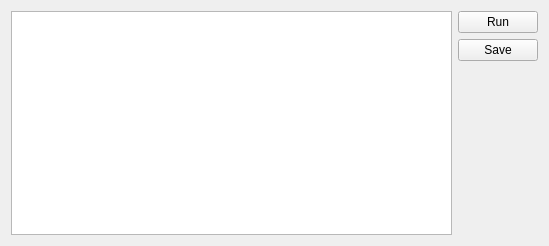
Qt form scripteditor.ui (insilmaril/vym) before a commit.
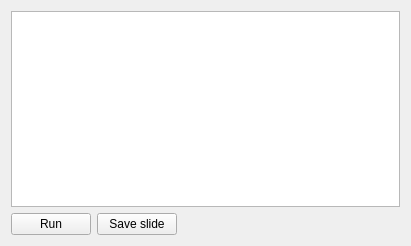
The same form after that commit.

Commit message: NoteEditor is always DockWidget, more changes for scripts in slides

Patch:
```diff
--- a/scripteditor.ui
+++ b/scripteditor.ui
@@ -6,7 +6,7 @@
    <rect>
     <x>0</x>
     <y>0</y>
-    <width>549</width>
+    <width>411</width>
     <height>246</height>
    </rect>
   </property>
@@ -14,10 +14,10 @@
    <string>Form</string>
   </property>
   <layout class="QGridLayout" name="gridLayout">
-   <item row="0" column="0" rowspan="3">
+   <item row="0" column="0" colspan="3">
     <widget class="QTextEdit" name="editor"/>
    </item>
-   <item row="0" column="1">
+   <item row="1" column="0">
     <widget class="QPushButton" name="runButton">
      <property name="text">
       <string>Run</string>
@@ -30,22 +30,22 @@
    <item row="1" column="1">
     <widget class="QPushButton" name="saveButton">
      <property name="text">
-      <string>Save</string>
+      <string>Save slide</string>
      </property>
      <property name="shortcut">
       <string/>
      </property>
     </widget>
    </item>
-   <item row="2" column="1">
-    <spacer name="verticalSpacer">
+   <item row="1" column="2">
+    <spacer name="horizontalSpacer">
      <property name="orientation">
-      <enum>Qt::Vertical</enum>
+      <enum>Qt::Horizontal</enum>
      </property>
      <property name="sizeHint" stdset="0">
       <size>
-       <width>20</width>
-       <height>181</height>
+       <width>260</width>
+       <height>20</height>
       </size>
      </property>
     </spacer>
```
Left out of the diff: 2 changed lines with no effect on the pictures. The commit also changes 17 other files.
